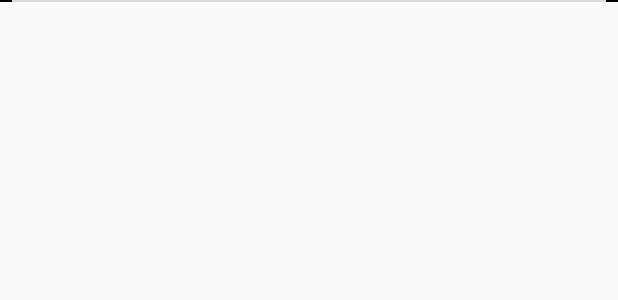
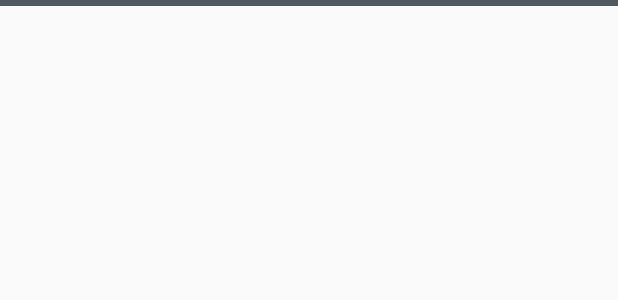
Before and after one commit to anubhavaron/PROJECTMOVIESAPP, an Android app: the layout movies_screen.xml on its own in the app's theme, with its tools: preview values and no code run, on a phone screen of 412 x 824 dp. Shown: the top 300 px of the screen. Run offline under Robolectric (Android 15) with nearby library versions, the light colour scheme and no system bars.

Commit message:
3UI FIELDS CHANGED

```diff
--- a/app/src/main/res/layout/activity_main.xml
+++ b/app/src/main/res/layout/activity_main.xml
@@ -9,13 +9,13 @@ android:orientation="vertical"
     android:layout_height="match_parent"
     tools:context="com.example.anubhav.projectmoviesapp.MainActivity">
 
-    <android.support.v7.widget.RecyclerView android:layout_height="250dp"
+    <android.support.v7.widget.RecyclerView android:layout_height="wrap_content"
         android:layout_width="match_parent"
         android:id="@+id/RECYCLER_VIEW_ID"
         android:background="#000000"
 />
     <android.support.v7.widget.RecyclerView
-        android:layout_height="250dp"
+        android:layout_height="wrap_content"
         android:layout_width="match_parent"
         android:id="@+id/RECYCLER_VIEW_ID_Faviorate"
 
--- a/app/src/main/res/layout/movies_screen.xml
+++ b/app/src/main/res/layout/movies_screen.xml
@@ -9,8 +9,7 @@
         android:id="@+id/imageviewid"/>
     <View
         android:layout_width="match_parent"
-        android:layout_height="1dp"
-        android:background="#dadada"
-        android:layout_marginLeft="8dp"
-        android:layout_marginRight="8dp" />
+        android:layout_height="4dp"
+        android:background="#4e5a60"
+         />
 </LinearLayout>
--- a/app/src/main/res/values/styles.xml
+++ b/app/src/main/res/values/styles.xml
@@ -3,8 +3,8 @@
     <!-- Base application theme. -->
     <style name="AppTheme" parent="Theme.AppCompat.Light.DarkActionBar">
         <!-- Customize your theme here. -->
-        <item name="colorPrimary">@color/colorPrimary</item>
-        <item name="colorPrimaryDark">@color/colorPrimaryDark</item>
+        <item name="colorPrimary">#1c2930</item>
+        <item name="colorPrimaryDark">#1c2930</item>
         <item name="colorAccent">@color/colorAccent</item>
 
         <item name="android:actionBarStyle">@style/CustomActionBar</item>
```
Also changed, not shown: app/src/main/java/com/example/anubhav/projectmoviesapp/FaviorateAdapter.java (+5 -3 lines), app/src/main/java/com/example/anubhav/projectmoviesapp/MainActivity.java (+45 -78 lines), app/src/main/res/layout/faviorate_movies_screen.xml (+11 -1 lines).
